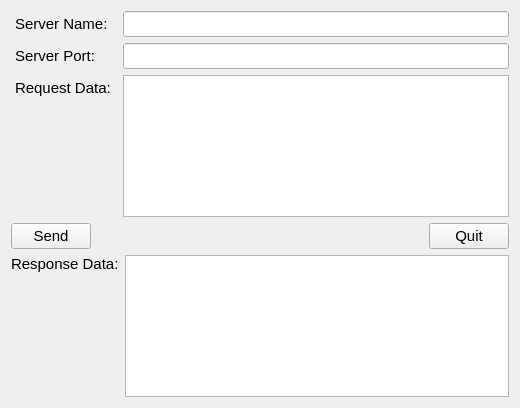
This is ui/MainWidget.ui in Normandez/WinServerClient as Qt 5 draws it before an edit. The edited form follows.
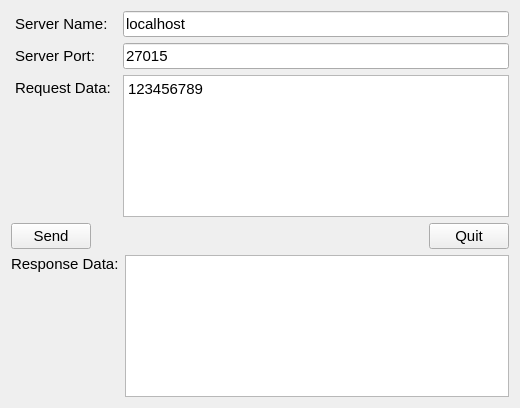
This is the edited form.

The edit to the form file:
```diff
--- a/ui/MainWidget.ui
+++ b/ui/MainWidget.ui
@@ -46,6 +46,9 @@
          <pointsize>11</pointsize>
         </font>
        </property>
+       <property name="text">
+        <string>localhost</string>
+       </property>
       </widget>
      </item>
     </layout>
@@ -82,6 +85,9 @@
        <property name="styleSheet">
         <string notr="true"/>
        </property>
+       <property name="text">
+        <string>27015</string>
+       </property>
       </widget>
      </item>
     </layout>
@@ -128,6 +134,9 @@
              <pointsize>11</pointsize>
             </font>
            </property>
+           <property name="plainText">
+            <string>123456789</string>
+           </property>
           </widget>
          </item>
         </layout>
```
